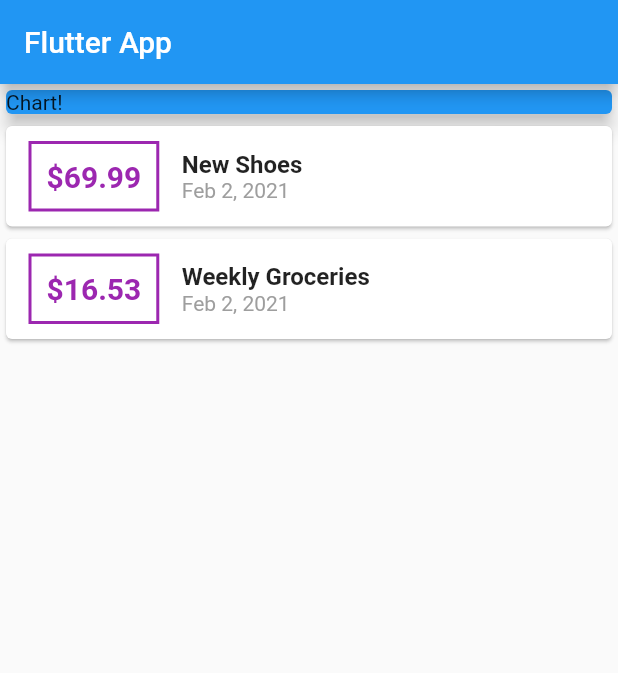
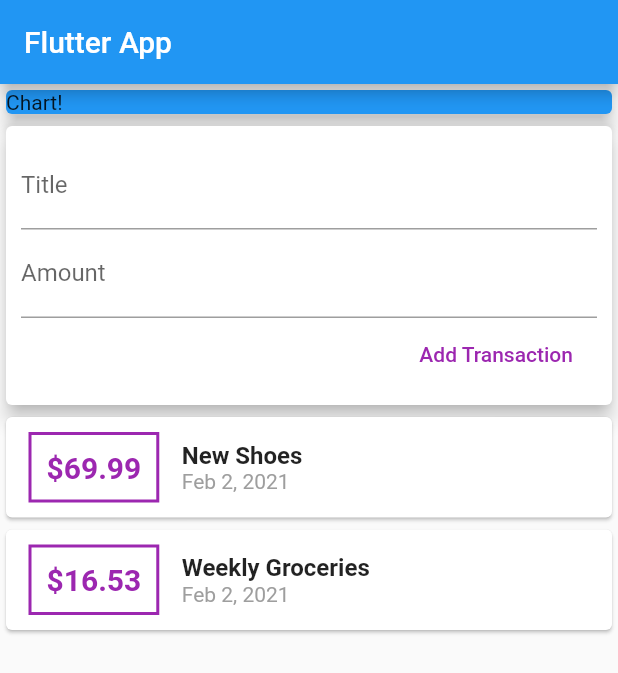
Before and after one commit to a7md0/FlutterPersonalExpenses, a Flutter app: the screen it shows after launch, on a phone screen of 412 x 824 dp. Shown: the top 673 px of the screen. Run offline on Flutter 3.47's test engine with Material 2 defaults, Android fonts, the phone set to English and light mode, and no system bars.

Commit message:
Add textfields

```diff
--- a/lib/main.dart
+++ b/lib/main.dart
@@ -30,6 +30,8 @@ class MyHomePage extends StatelessWidget {
       date: DateTime.now(),
     ),
   ];
+  String titleInput;
+  String amountInput;
 
   @override
   Widget build(BuildContext context) {
@@ -47,6 +49,34 @@ class MyHomePage extends StatelessWidget {
               child: Text('Chart!'),
               color: Colors.blue,
               elevation: 5,
+            ),
+          ),
+          Card(
+            elevation: 5,
+            child: Container(
+              padding: EdgeInsets.all(10),
+              child: Column(
+                crossAxisAlignment: CrossAxisAlignment.end,
+                children: [
+                  TextField(
+                    decoration: InputDecoration(labelText: 'Title'),
+                    onChanged: (value) {
+                      titleInput = value;
+                    },
+                  ),
+                  TextField(
+                    decoration: InputDecoration(labelText: 'Amount'),
+                    onChanged: (value) {
+                      amountInput = value;
+                    },
+                  ),
+                  FlatButton(
+                    child: Text('Add Transaction'),
+                    textColor: Colors.purple,
+                    onPressed: () {},
+                  )
+                ],
+              ),
             ),
           ),
           Column(
```
